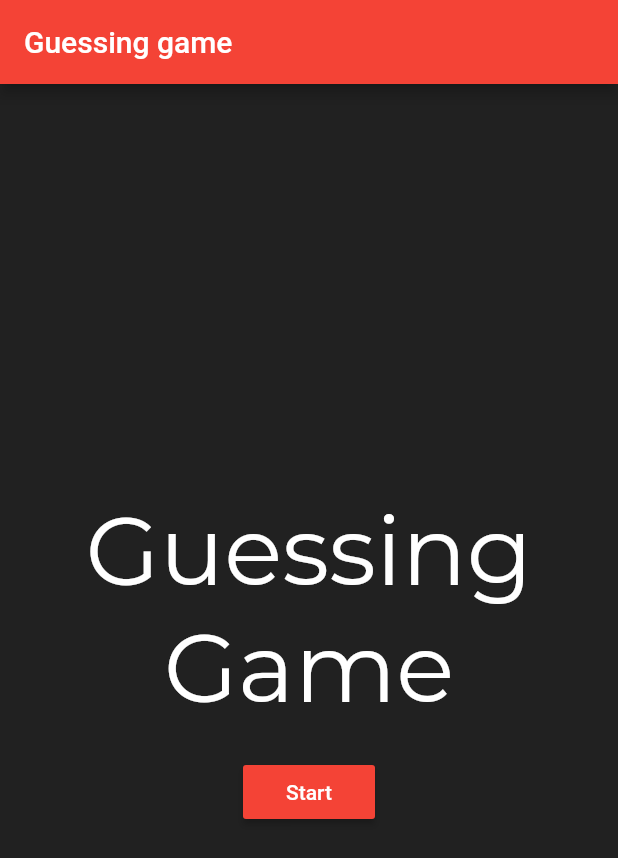
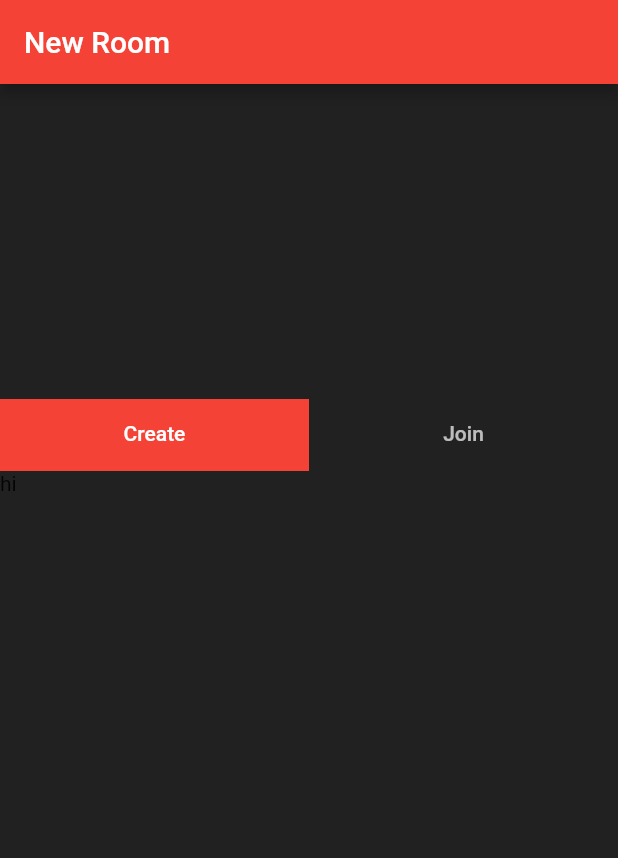
Before and after one commit to tusharsadhwani/guessing-game, a Flutter app: the screen it shows after launch, after a tap on "Start", on a phone screen of 412 x 824 dp. Shown: the top 858 px of the screen. Run offline on Flutter 3.47's test engine with Material 2 defaults, Android fonts, the phone set to English and light mode, and no system bars; our stand-ins replace google_fonts.

Commit message:
adde new room page

```diff
--- a/lib/main.dart
+++ b/lib/main.dart
@@ -1,5 +1,6 @@
 import 'package:flutter/material.dart';
 import 'package:google_fonts/google_fonts.dart';
+import 'package:guessing_game/pages/new_room_page/new_room_page.dart';
 
 import './pages/home_page/home_page.dart';
 
@@ -26,6 +27,7 @@ class MyApp extends StatelessWidget {
       initialRoute: '/',
       routes: {
         '/': (_) => HomePage(),
+        NewRoomPage.routeName: (_) => NewRoomPage(),
       },
     );
   }
--- a/lib/pages/home_page/home_page.dart
+++ b/lib/pages/home_page/home_page.dart
@@ -1,4 +1,5 @@
 import 'package:flutter/material.dart';
+import '../new_room_page/new_room_page.dart';
 
 class HomePage extends StatelessWidget {
   @override
@@ -30,7 +31,8 @@ class HomePage extends StatelessWidget {
               ),
               SizedBox(height: 20),
               RaisedButton(
-                onPressed: () {},
+                onPressed: () => Navigator.of(context)
+                    .pushReplacementNamed(NewRoomPage.routeName),
                 child: Text(
                   'Start',
                   style: Theme.of(context).textTheme.button,
--- /dev/null
+++ b/lib/pages/new_room_page/new_room_page.dart
@@ -0,0 +1,54 @@
+import 'package:flutter/material.dart';
+
+class NewRoomPage extends StatefulWidget {
+  static const routeName = '/newRoom';
+
+  @override
+  _NewRoomPageState createState() => _NewRoomPageState();
+}
+
+class _NewRoomPageState extends State<NewRoomPage>
+    with SingleTickerProviderStateMixin {
+  TabController tabController;
+
+  @override
+  void initState() {
+    super.initState();
+    tabController = TabController(length: 2, vsync: this);
+  }
+
+  @override
+  Widget build(BuildContext context) {
+    return Scaffold(
+      appBar: AppBar(
+        title: Text("New Room"),
+      ),
+      backgroundColor: Theme.of(context).backgroundColor,
+      body: Center(
+        child: Column(
+          mainAxisSize: MainAxisSize.min,
+          children: <Widget>[
+            TabBar(
+              indicator: BoxDecoration(color: Theme.of(context).primaryColor),
+              controller: tabController,
+              tabs: <Widget>[
+                Tab(text: 'Create'),
+                Tab(text: 'Join'),
+              ],
+            ),
+            Container(
+              height: 300,
+              child: TabBarView(
+                controller: tabController,
+                children: [
+                  Text('hi'),
+                  Icon(Icons.directions_transit),
+                ],
+              ),
+            ),
+          ],
+        ),
+      ),
+    );
+  }
+}
```
